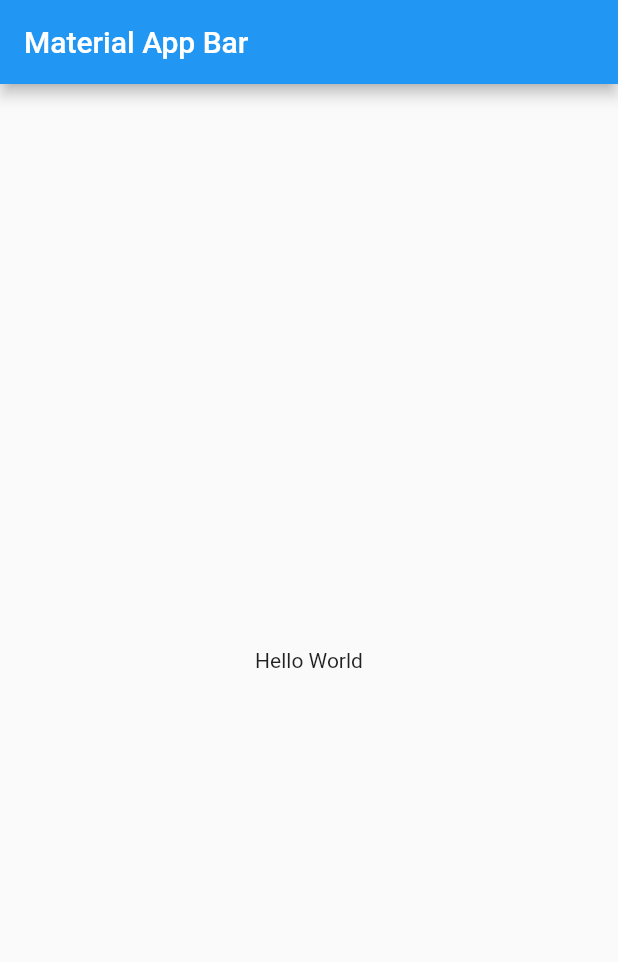
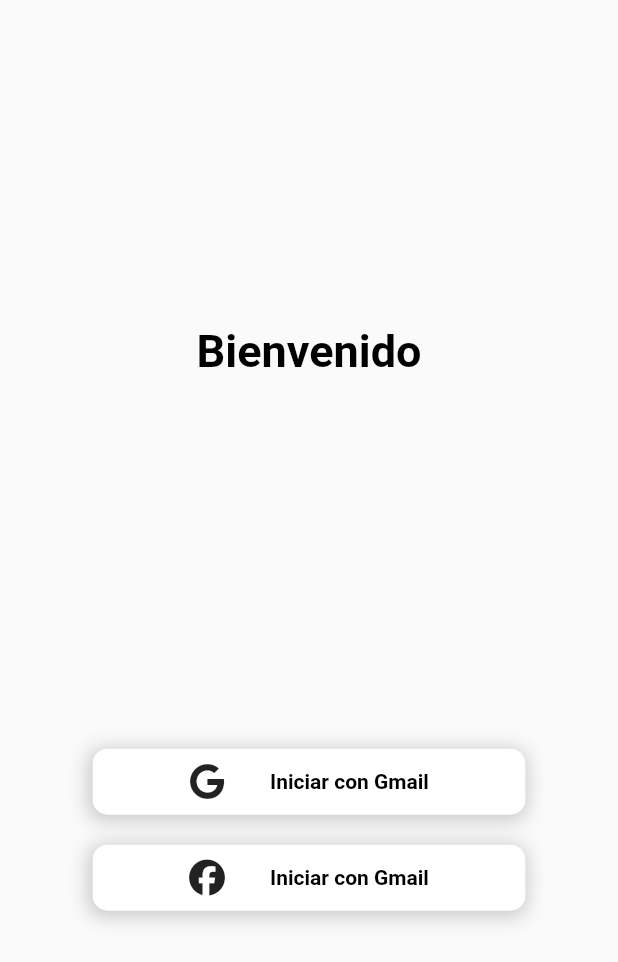
Before and after one commit to LuisEnriqueVigil/videoapp, a Flutter app: the screen it shows after launch, on a phone screen of 412 x 824 dp. Shown: the top 962 px of the screen. Run offline on Flutter 3.47's test engine with Material 2 defaults, Android fonts, the phone set to English and light mode, and no system bars; our stand-ins replace font_awesome_flutter.

Commit message:
creacion de login profile, stack pages

```diff
--- a/lib/main.dart
+++ b/lib/main.dart
@@ -1,5 +1,7 @@
 import 'package:flutter/material.dart';
-
+import 'package:mas_uno_test/src/controllers/nav_controller.dart';
+import 'package:mas_uno_test/src/ui/pages/login/pages/login_page.dart';
+import 'package:provider/provider.dart';
 void main() => runApp(const MyApp());
 
 class MyApp extends StatelessWidget {
@@ -7,15 +9,13 @@ class MyApp extends StatelessWidget {
 
   @override
   Widget build(BuildContext context) {
-    return MaterialApp(
-      title: 'Material App',
-      home: Scaffold(
-        appBar: AppBar(
-          title: const Text('Material App Bar'),
-        ),
-        body: const Center(
-          child: Text('Hello World'),
-        ),
+    return MultiProvider(
+      providers:[
+        ChangeNotifierProvider(create: (_)=> NavController()),
+      ],
+      child: const MaterialApp(
+        title: 'Material App',
+        home: LoginPage()
       ),
     );
   }
--- /dev/null
+++ b/lib/src/controllers/nav_controller.dart
@@ -0,0 +1,12 @@
+
+import 'package:flutter/material.dart';
+
+class NavController extends ChangeNotifier{
+  int _indexSatckPage = 0;
+
+  int get indexStackPage => _indexSatckPage;
+  set indexStackPage(int valor){
+    _indexSatckPage = valor;
+    notifyListeners();
+  }
+}
--- /dev/null
+++ b/lib/src/ui/pages/login/pages/login_page.dart
@@ -0,0 +1,51 @@
+import 'package:flutter/material.dart';
+import 'package:font_awesome_flutter/font_awesome_flutter.dart';
+import 'package:mas_uno_test/src/ui/pages/home/pages/home_page.dart';
+import 'package:mas_uno_test/src/ui/pages/login/widgets/button_sign_login_widget.dart';
+import 'package:mas_uno_test/src/ui/pages/principal/pages/principal_page.dart';
+import 'package:mas_uno_test/src/ui/widgets/text_app_widget.dart';
+
+class LoginPage extends StatelessWidget {
+  const LoginPage({super.key});
+
+  @override
+  Widget build(BuildContext context) {
+    Size size = MediaQuery.of(context).size;
+
+    return Scaffold(
+      body: SizedBox(
+        width: double.infinity,
+        child: Column(
+          mainAxisAlignment: MainAxisAlignment.center,
+          crossAxisAlignment: CrossAxisAlignment.center,
+          children: [
+            const TextWidgetApp(
+                text: "Bienvenido",
+                size: 30.0,
+                fontWeight: FontWeight.bold,
+                textAlign: TextAlign.center,
+                colorText: Colors.black),
+            SizedBox(
+              height: size.height*0.30,
+            ),
+            ButtonSignLogin(
+              action: (){
+                Navigator.pushReplacement(context, MaterialPageRoute(builder: (context)=> PrincipalStackPage()));
+              },
+              colorbutton: Colors.white,
+              iconData: FontAwesomeIcons.google,
+              labelButton: "Iniciar con Gmail",
+              size: size),
+            const SizedBox(height: 20.0),
+            ButtonSignLogin(
+              action: (){},
+              colorbutton: Colors.white,
+              iconData: FontAwesomeIcons.facebook,
+              labelButton: "Iniciar con Gmail",
+              size: size)
+          ],
+        ),
+      ),
+    );
+  }
+}
--- /dev/null
+++ b/lib/src/ui/pages/login/widgets/button_sign_login_widget.dart
@@ -0,0 +1,58 @@
+import 'package:flutter/material.dart';
+import 'package:mas_uno_test/src/ui/widgets/text_app_widget.dart';
+
+class ButtonSignLogin extends StatelessWidget {
+  final String labelButton;
+  final Color colorbutton;
+  final VoidCallback action;
+  final IconData iconData;
+
+  const ButtonSignLogin({
+    super.key,
+    required this.size,
+    required this.labelButton,
+    required this.colorbutton,
+    required this.action,
+    required this.iconData,
+  });
+
+  final Size size;
+
+  @override
+  Widget build(BuildContext context) {
+    return InkWell(
+      onTap: action,
+      child: Container(
+        margin: EdgeInsets.symmetric(horizontal: size.width * 0.15),
+        padding: const EdgeInsets.symmetric(vertical: 10.0),
+        decoration: BoxDecoration(
+            color: Colors.white,
+            boxShadow: [
+              BoxShadow(
+                  color: Colors.black.withOpacity(0.2),
+                  spreadRadius: 2.0,
+                  blurRadius: 10.0,
+                  offset: const Offset(-1, 2))
+            ],
+            borderRadius: BorderRadius.circular(10.0)),
+        child: Row(
+          mainAxisAlignment: MainAxisAlignment.center,
+          children: [
+             Icon(
+             iconData,
+            ),
+            const SizedBox(
+              width: 30.0,
+            ),
+            TextWidgetApp(
+                text: labelButton,
+                size: 14.0,
+                fontWeight: FontWeight.bold,
+                textAlign: TextAlign.start,
+                colorText: Colors.black)
+          ],
+        ),
+      ),
+    );
+  }
+}
--- /dev/null
+++ b/lib/src/ui/widgets/text_app_widget.dart
@@ -0,0 +1,29 @@
+import 'package:flutter/material.dart';
+
+class TextWidgetApp extends StatelessWidget {
+  final String text;
+  final double size;
+  final FontWeight fontWeight;
+  final TextAlign textAlign;
+  final Color colorText;
+
+  const TextWidgetApp({super.key,
+    required this.text,
+    required this.size,
+    required this.fontWeight,
+    required this.textAlign,
+    required this.colorText
+  });
+
+  @override
+  Widget build(BuildContext context) {
+    return Text(
+      text,
+      style: TextStyle(
+        fontSize: size,
+        fontWeight: fontWeight,
+        color: colorText,
+      ),
+    );
+  }
+}
--- a/pubspec.yaml
+++ b/pubspec.yaml
@@ -35,6 +35,8 @@ dependencies:
   # The following adds the Cupertino Icons font to your application.
   # Use with the CupertinoIcons class for iOS style icons.
   cupertino_icons: ^1.0.2
+  provider: ^5.0.0
+  font_awesome_flutter: ^10.4.0
 
 dev_dependencies:
   flutter_test:
@@ -46,7 +48,6 @@ dev_dependencies:
   # package. See that file for information about deactivating specific lint
   # rules and activating additional ones.
   flutter_lints: ^2.0.0
-  provider: ^5.0.0
 
 # For information on the generic Dart part of this file, see the
 # following page: https://dart.dev/tools/pub/pubspec
```
Also changed, not shown: lib/src/ui/pages/principal/pages/principal_page.dart (+9 -5 lines), lib/src/ui/pages/profile/pages/profile_page.dart (+99 -4 lines), lib/src/ui/pages/profile/widgets/input_profile_info_widget.dart (added, +39 -0 lines), lib/src/ui/widgets/buttons_app_widget.dart (added, +39 -0 lines), pubspec.lock.
